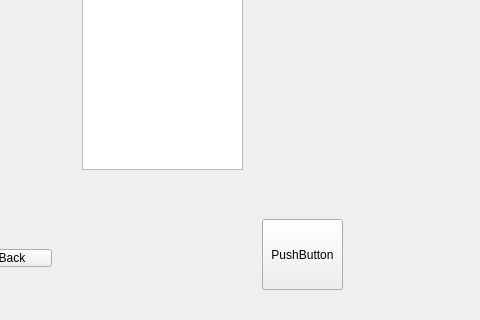
Qt form showclasses.ui (Youssef-Abo-El-Ela/LearningManagementSystem) before a commit; both pictures show x 188 to 668 and y 241 to 561 of the 668 by 561 pixel window.
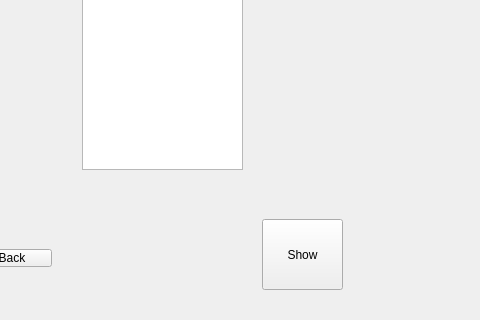
The same form after that commit.

The edit to the form file:
```diff
--- a/showclasses.ui
+++ b/showclasses.ui
@@ -59,7 +59,7 @@
     </rect>
    </property>
    <property name="text">
-    <string>PushButton</string>
+    <string>Show</string>
    </property>
   </widget>
   <widget class="QPushButton" name="pushButton_2">
```
